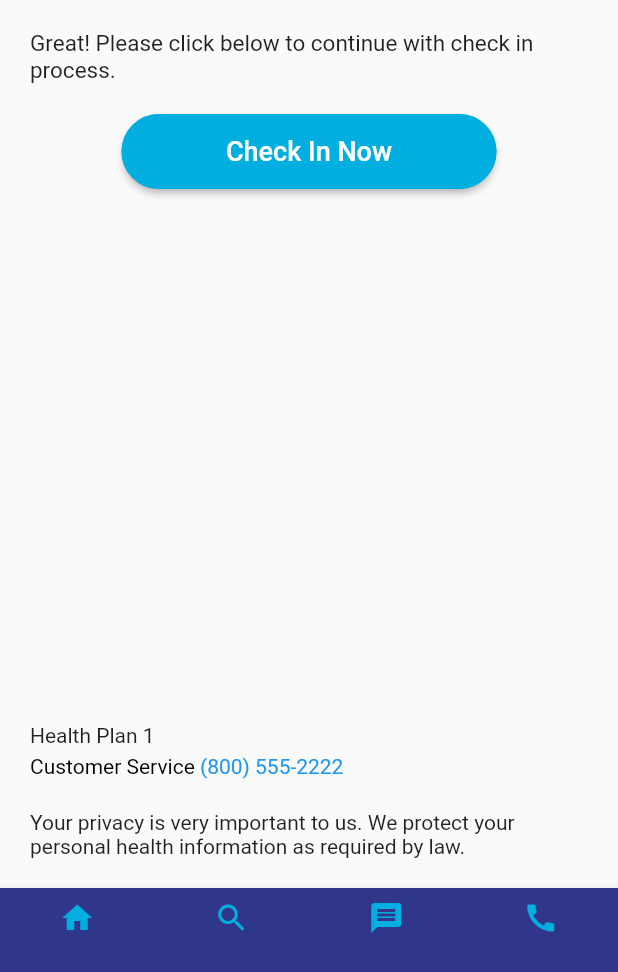
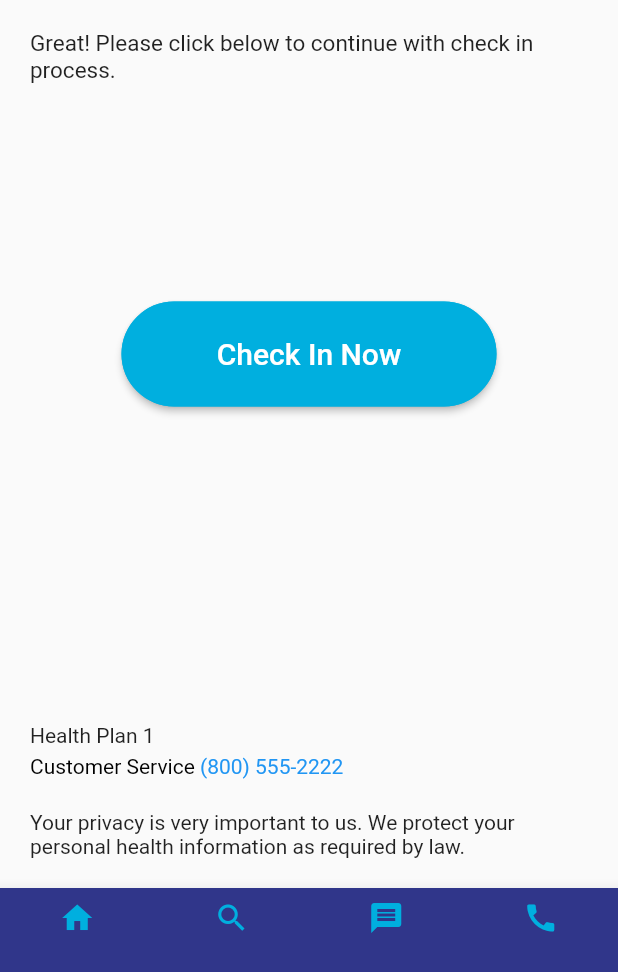
Before and after one commit to Ahmed-Husnein-Choudhury/Flutter-app-1, a Flutter app: the CheckInScreen screen opened by its route, on a phone screen of 412 x 824 dp, the part 264-1236 px from its top. Run offline on Flutter 3.47's test engine with Material 2 defaults, Android fonts, the phone set to English and light mode, and no system bars; our stand-ins replace camera, firebase_analytics, firebase_messaging, google_maps_flutter, location, percent_indicator and 4 more; missing offline and left inert: app_settings, flutter_cupertino_date_picker, permission; accounts and stored records are empty.

Commit message:
UI and UX improvements

```diff
--- a/lib/main.dart
+++ b/lib/main.dart
@@ -28,7 +28,7 @@ Future<void> main() async {
         FirebaseAnalyticsObserver(analytics: analytics),
       ],
       //home:FacialRecognitionSetup(healthPlanName: "Square",)
-      home:LandingPage()
+      home:HomePage()
   ));
 }
 //g
--- a/lib/screens/biometric_camera.dart
+++ b/lib/screens/biometric_camera.dart
@@ -169,9 +169,6 @@ class _CameraState extends State<BiometricCamera>{
         setState(() {
           imagePath = filePath;
         });
-     //   if (filePath != null) showInSnackBar('Picture saved to $filePath');
-
-        //loadingScreen();
 
         widget.process=="Facial Registration"?
         _registerFace(imagePath): _verifyFace(imagePath);
--- a/lib/screens/check_in_screen.dart
+++ b/lib/screens/check_in_screen.dart
@@ -79,7 +79,7 @@ class CheckInScreen extends StatelessWidget {
 
   Widget checkInButton(BuildContext context) {
     return Container(
-      height: 50.0,
+      height: 70.0,
       width: 250.0,
       child: RaisedButton(
         color: Color(0XFF00AFDF),
@@ -88,7 +88,7 @@ class CheckInScreen extends StatelessWidget {
         },
         child: Text(
           "Check In Now",
-          style: TextStyle(fontSize: 18.0, color: Colors.white),
+          style: TextStyle(fontSize: 20.0, color: Colors.white),
         ),
         shape: StadiumBorder(
           side: BorderSide(
@@ -118,10 +118,18 @@ class CheckInScreen extends StatelessWidget {
                   CommonWidgets.spacer(gapHeight: 20.0),
                   instructionalText(),
                   CommonWidgets.spacer(gapHeight: 20.0),
-                  checkInButton(context),
+                 // checkInButton(context),
                 ],
               ),
             )),
+
+            Positioned(
+              child: Align(
+                alignment: FractionalOffset.center,
+                child: checkInButton(context),
+              ),
+            ),
+
             Positioned(
                 child: Align(
                     alignment: FractionalOffset.bottomLeft,
--- a/lib/screens/check_in_verification_code.dart
+++ b/lib/screens/check_in_verification_code.dart
@@ -128,7 +128,7 @@ class _State extends State<CheckInVerificationCode> {
     return Padding(
         padding: EdgeInsets.fromLTRB(30.0, 0.0, 30.0, 0.0),
         child: Text(
-          "Please show this page to the provider's office staff.",
+          "Scan the code to complete the check-in verification process.",
           style: TextStyle(
             fontSize: 16.0,
           ),
@@ -227,7 +227,7 @@ class _State extends State<CheckInVerificationCode> {
     return Padding(
         padding: EdgeInsets.fromLTRB(30.0, 0.0, 30.0, 0.0),
         child: Text(
-          "Is your provider unable to accept verification code?",
+          "If your practice does not have a scanner",
           style: TextStyle(fontSize: 16.0),
         ));
   }
--- a/lib/screens/healthplan_ID.dart
+++ b/lib/screens/healthplan_ID.dart
@@ -81,6 +81,7 @@ class HealthPlanID extends StatelessWidget{
       appBar: CustomAppBar(title: "Health Plan ID Card",),
         body: SingleChildScrollView(
           child: Container(
+            color: Colors.white,
             padding: EdgeInsets.fromLTRB(20.0,0.0,20.0,20.0),
             child: Column(
               children: <Widget>[
--- a/lib/screens/not_correct_location.dart
+++ b/lib/screens/not_correct_location.dart
@@ -26,8 +26,7 @@ class Screen extends StatelessWidget {
   static final SORRY_WE_DID_NOT_GET_IT_RIGHT =
       "Sorry we did not get that right.";
   static final IN_ORDER_FOR_US_TO_PROVIDE =
-      "In order for us to provide accurate insurance information, please enter your doctor's name below,"
-      "or hand your device to the practice administrator, who can enter their unique NIP or TIN numbers";
+      "Please enter your doctor's name below or hand your device to the practice administrator who can enter their unique NIP or TIN numbers";
   static final CANNOT_FIND_YOUR_PRACTICE =
       "If you can not find your practice, please call us to confirm your status at: 888-555-1234";
 
--- a/lib/screens/registering_member_information.dart
+++ b/lib/screens/registering_member_information.dart
@@ -175,7 +175,7 @@ class _RegisteringMemberInformationState extends State<RegisteringMemberInformat
           spacer(gapHeight: 5.0),
           Text(
             "${this.member.location.streetAddressOne}\n${this.member.location.addressCity}"
-                "\n${this.member.location.addressState}, ${this.member.location.addressZip.substring(0,5)}"
+                " ${this.member.location.addressState}, ${this.member.location.addressZip.substring(0,5)}"
           )
         ],
       ),
@@ -252,7 +252,7 @@ class _RegisteringMemberInformationState extends State<RegisteringMemberInformat
               ),
               children: [
                 TextSpan(
-                  text: "If it is incorrect, please contact our ${this.member.medicaidInfo.memberPlan.planName.toUpperCase()} Customer Service Team"
+                  text: "If it is incorrect, please contact ${this.member.medicaidInfo.memberPlan.planName.toUpperCase()} Customer Service Team"
                       " directly at ",
                   style: new TextStyle(color: Colors.black),
                 ),
@@ -321,7 +321,7 @@ class _RegisteringMemberInformationState extends State<RegisteringMemberInformat
             instructionalText(),
             spacer(gapHeight: 20.0),
             memberNameInfoLabel(),
-            spacer(gapHeight: 10.0),
+            spacer(gapHeight: 5.0),
             memberNameInfo(),
             spacer(gapHeight: 20.0),
             memberDateOfBirth(),
--- a/lib/screens/upcoming_appointments.dart
+++ b/lib/screens/upcoming_appointments.dart
@@ -76,7 +76,7 @@ class _UpcomingAppointmentsState extends State<UpcomingAppointments> {
         color: Color(0XFFF3F3F3),
         padding: EdgeInsets.only(left: 10.0, right: 10.0),
         child: ListView.builder(
-          itemCount: 15,
+          itemCount: 1,
           itemBuilder: (context, index) {
             return appointmentListTile();
           }
```
Also changed, not shown: lib/screens/facial_setup.dart (+10 -4 lines), 3 other files.
